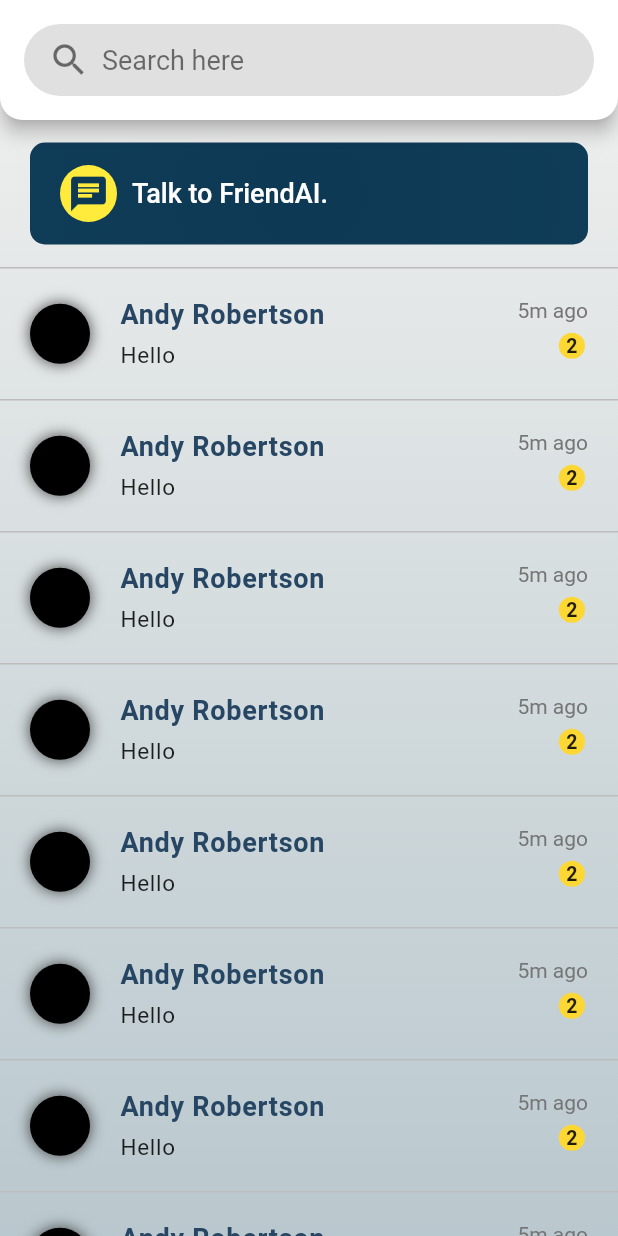
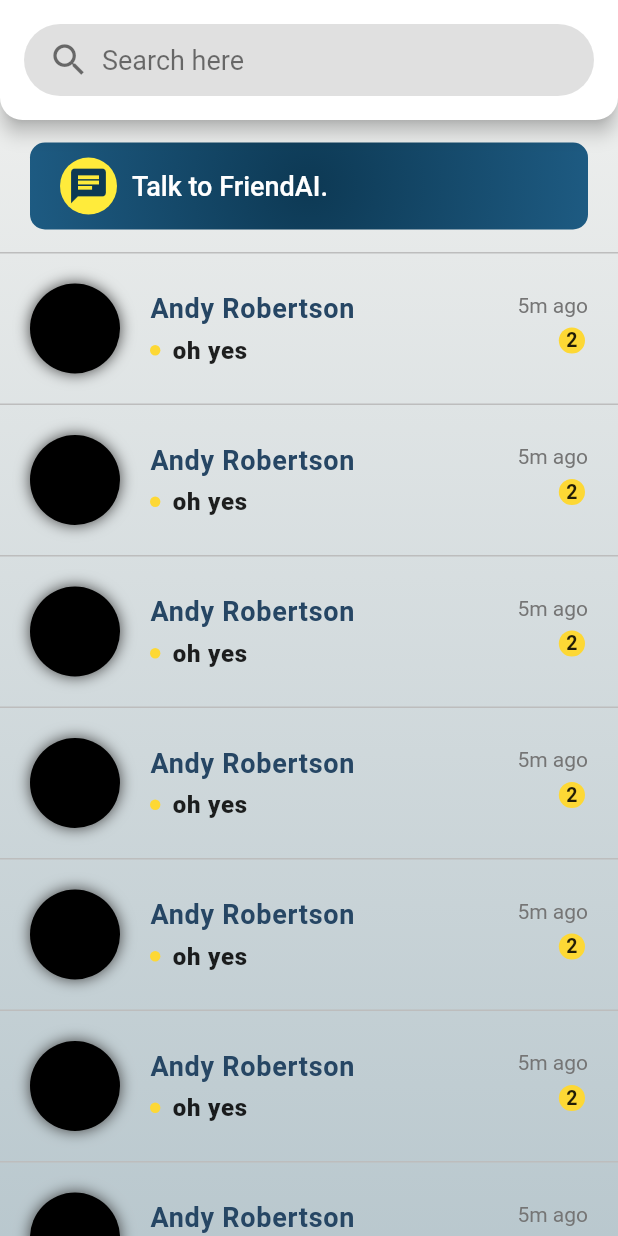
Before and after one commit to Usmanfawad/vehicleTracker-FE-II, a Flutter app: the screen it shows after launch, on a phone screen of 412 x 824 dp. Run offline on Flutter 3.47's test engine with Material 3 defaults, Android fonts, the phone set to English and light mode, and no system bars.

Commit message:
-Fixed constraint issues and added widgets to seperate files.

```diff
--- a/lib/chat_list_screen.dart
+++ b/lib/chat_list_screen.dart
@@ -1,7 +1,7 @@
 // ignore_for_file: prefer_const_constructors
 
 import 'dart:ui';
-
+import 'package:boiler_plate/widget/chat_tile.dart';
 import 'package:flutter/material.dart';
 import 'package:flutter/widgets.dart';
 
@@ -56,7 +56,6 @@ class _ChatListScreenState extends State<ChatListScreen> {
         shadowColor: Colors.black,
       ),
       body: Container(
-        height: double.maxFinite,
         decoration: const BoxDecoration(
           gradient: LinearGradient(
             colors: [
@@ -77,15 +76,17 @@ class _ChatListScreenState extends State<ChatListScreen> {
                       const EdgeInsets.symmetric(horizontal: 20, vertical: 15),
                   child: Container(
                     padding: const EdgeInsets.symmetric(
-                        horizontal: 20, vertical: 15),
+                      horizontal: 20,
+                      vertical: 10,
+                    ),
                     decoration: BoxDecoration(
                       borderRadius: BorderRadius.circular(10),
                       gradient: RadialGradient(
                         colors: const [
                           Color.fromARGB(255, 13, 57, 84),
-                          Color.fromARGB(255, 28, 77, 110)
+                          Color.fromARGB(255, 64, 161, 226)
                         ],
-                        radius: 20,
+                        radius: 10,
                       ),
                     ),
                     child: Row(
@@ -117,101 +118,7 @@ class _ChatListScreenState extends State<ChatListScreen> {
                     ),
                   ),
                 ),
-                Container(
-                  height: double.maxFinite,
-                  child: ListView.builder(
-                    scrollDirection: Axis.vertical,
-                    itemCount: 10,
-                    itemBuilder: (context, index) {
-                      return Container(
-                        padding: const EdgeInsets.symmetric(
-                            horizontal: 20, vertical: 20),
-                        decoration: BoxDecoration(
-                          border: Border(
-                            top: BorderSide(width: 1, color: Colors.grey[400]!),
-                          ),
-                        ),
-                        child: Row(
-                          mainAxisAlignment: MainAxisAlignment.spaceBetween,
-                          children: [
-                            Row(
-                              children: [
-                                Container(
-                                  decoration: BoxDecoration(
-                                    shape: BoxShape.circle,
-                                    boxShadow: [
-                                      BoxShadow(
-                                          blurRadius: 8,
-                                          color: Colors.grey[800]!),
-                                    ],
-                                  ),
-                                  child: CircleAvatar(
-                                    backgroundColor: Colors.black,
-                                  ),
-                                ),
-                                const SizedBox(
-                                  width: 20,
-                                ),
-                                const Column(
-                                  crossAxisAlignment: CrossAxisAlignment.start,
-                                  children: [
-                                    Text(
-                                      "Andy Robertson",
-                                      style: TextStyle(
-                                        fontSize: 18,
-                                        fontWeight: FontWeight.bold,
-                                        letterSpacing: 0.5,
-                                        color: Color.fromARGB(255, 38, 70, 100),
-                                      ),
-                                    ),
-                                    SizedBox(
-                                      height: 8,
-                                    ),
-                                    Text(
-                                      "Hello",
-                                      style: TextStyle(
-                                        fontSize: 15,
-                                        letterSpacing: 0.5,
-                                      ),
-                                    ),
-                                  ],
-                                ),
-                              ],
-                            ),
-                            Column(
-                              mainAxisAlignment: MainAxisAlignment.start,
-                              crossAxisAlignment: CrossAxisAlignment.end,
-                              children: [
-                                Text(
-                                  "5m ago",
-                                  style: TextStyle(color: Colors.grey.shade600),
-                                ),
-                                Padding(
-                                  padding: const EdgeInsets.symmetric(
-                                      horizontal: 2, vertical: 3),
-                                  child: Container(
-                                    padding: EdgeInsets.all(5),
-                                    decoration: BoxDecoration(
-                                      shape: BoxShape.circle,
-                                      color: Colors.yellow.shade600,
-                                    ),
-                                    child: Text(
-                                      '2',
-                                      style: TextStyle(
-                                        fontSize: 13,
-                                        fontWeight: FontWeight.bold,
-                                      ),
-                                    ),
-                                  ),
-                                )
-                              ],
-                            ),
-                          ],
-                        ),
-                      );
-                    },
-                  ),
-                )
+                ChatTile()
               ],
             ),
           ),
--- /dev/null
+++ b/lib/widget/chat_tile.dart
@@ -0,0 +1,147 @@
+import 'package:flutter/material.dart';
+
+class ChatTile extends StatelessWidget {
+  const ChatTile({
+    super.key,
+  });
+
+  @override
+  Widget build(BuildContext context) {
+    return SizedBox(
+      height: MediaQuery.of(context).size.height + 20,
+      child: ListView.builder(
+        physics:
+            ScrollPhysics(parent: NeverScrollableScrollPhysics()),
+        itemCount: 10,
+        itemBuilder: (context, index) {
+          return Container(
+            decoration: BoxDecoration(
+              border: Border(
+                top: BorderSide(width: 1, color: Colors.grey[400]!),
+              ),
+            ),
+            child: Dismissible(
+              key: Key('1'),
+              onDismissed: (direction) {
+
+              },
+              direction: DismissDirection.endToStart,
+              background: Padding(
+                padding: const EdgeInsets.only(top: 8, bottom: 8),
+                child: Container(
+                  decoration: BoxDecoration(
+                    color: Colors.red.shade400,
+                  ),
+                  child: Icon(Icons.delete, color: Colors.white),
+                  alignment: Alignment.centerRight,
+                  padding: EdgeInsets.only(right: 20.0),
+                ),
+              ),
+              child: Container(
+                padding: const EdgeInsets.symmetric(
+                    horizontal: 20, vertical: 20),
+                child: Row(
+                  mainAxisAlignment: MainAxisAlignment.spaceBetween,
+                  children: [
+                    Row(
+                      children: [
+                        Container(
+                          decoration: BoxDecoration(
+                            shape: BoxShape.circle,
+                            boxShadow: [
+                              BoxShadow(
+                                  blurRadius: 8,
+                                  color: Colors.grey[800]!),
+                            ],
+                          ),
+                          child: CircleAvatar(
+                            radius: 30,
+                            backgroundColor: Colors.black,
+                          ),
+                        ),
+                        const SizedBox(
+                          width: 20,
+                        ),
+                        Column(
+                          crossAxisAlignment:
+                              CrossAxisAlignment.start,
+                          children: [
+                            Text(
+                              "Andy Robertson",
+                              style: TextStyle(
+                                fontSize: 18,
+                                fontWeight: FontWeight.bold,
+                                letterSpacing: 0.5,
+                                color: Color.fromARGB(
+                                    255, 38, 70, 100),
+                              ),
+                            ),
+                            SizedBox(
+                              height: 8,
+                            ),
+                            Row(
+                              children: [
+                                Container(
+                                  height: 10,
+                                  decoration: BoxDecoration(
+                                    color: Colors.yellow.shade600,
+                                    shape: BoxShape.circle,
+                                  ),
+                                  child: Text("  "),
+                                ),
+                                SizedBox(
+                                  width: 8,
+                                ),
+                                Text(
+                                  "oh yes",
+                                  style: TextStyle(
+                                    fontSize: 15 + 1,
+                                    letterSpacing: 0.5,
+                                    fontWeight: FontWeight.w900,
+                                  ),
+                                ),
+                              ],
+                            ),
+                          ],
+                        ),
+                      ],
+                    ),
+                    Column(
+                      mainAxisAlignment: MainAxisAlignment.start,
+                      crossAxisAlignment: CrossAxisAlignment.end,
+                      children: [
+                        Text(
+                          "5m ago",
+                          style: TextStyle(
+                              color: Colors.grey.shade600),
+                        ),
+                        Padding(
+                          padding: const EdgeInsets.symmetric(
+                              horizontal: 2, vertical: 3),
+                          child: Container(
+                            padding: EdgeInsets.all(5),
+                            decoration: BoxDecoration(
+                              shape: BoxShape.circle,
+                              color: Colors.yellow.shade600,
+                            ),
+                            child: Text(
+                              '2',
+                              style: TextStyle(
+                                fontSize: 13,
+                                fontWeight: FontWeight.bold,
+                              ),
+                            ),
+                          ),
+                        )
+                      ],
+                    ),
+                  ],
+                ),
+              ),
+            ),
+          );
+        },
+      ),
+    );
+  }
+}
```
